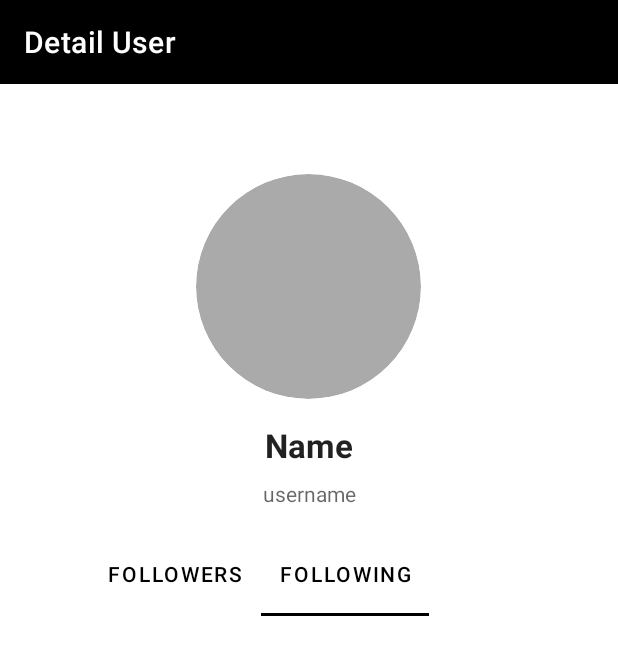
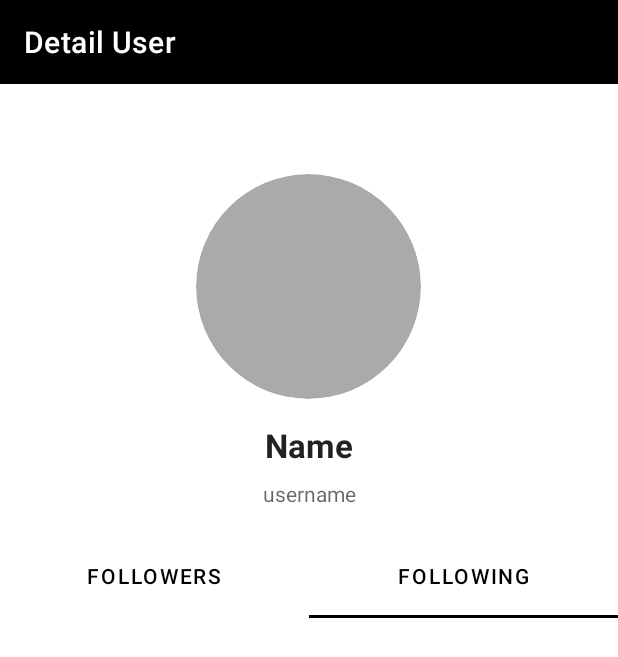
Before and after one commit to rochman25/github_user_submission, an Android app: the DetailActivity screen opened directly, with no data from a screen before it, tab 2 chosen, on a phone screen of 412 x 824 dp. Shown: the top 657 px of the screen. Run offline under Robolectric (Android 15) with nearby library versions, the phone set to English and light mode, and no system bars; our stand-ins replace CircleImageView; pictures from the network do not load; 4 statements that could not run were skipped.

Commit message:
update detail activity
- add tab layout
- add fragment follower and following

```diff
--- a/app/src/main/java/com/example/githubusersubmission/ui/DetailActivity.kt
+++ b/app/src/main/java/com/example/githubusersubmission/ui/DetailActivity.kt
@@ -2,6 +2,7 @@ package com.example.githubusersubmission.ui
 
 import androidx.appcompat.app.AppCompatActivity
 import android.os.Bundle
+import android.widget.Toolbar
 import androidx.annotation.StringRes
 import androidx.viewpager2.widget.ViewPager2
 import com.bumptech.glide.Glide
--- /dev/null
+++ b/app/src/main/java/com/example/githubusersubmission/ui/adapter/ListFollowerAdapter.kt
@@ -0,0 +1,4 @@
+package com.example.githubusersubmission.ui.adapter
+
+class ListFollowerAdapter {
+}
--- a/app/src/main/res/layout/activity_detail.xml
+++ b/app/src/main/res/layout/activity_detail.xml
@@ -1,6 +1,5 @@
 <?xml version="1.0" encoding="utf-8"?>
-<androidx.coordinatorlayout.widget.CoordinatorLayout
-    xmlns:android="http://schemas.android.com/apk/res/android"
+<androidx.coordinatorlayout.widget.CoordinatorLayout xmlns:android="http://schemas.android.com/apk/res/android"
     xmlns:app="http://schemas.android.com/apk/res-auto"
     xmlns:tools="http://schemas.android.com/tools"
     android:layout_width="match_parent"
@@ -12,29 +11,27 @@
         android:layout_width="match_parent"
         android:layout_height="wrap_content"
         android:background="?attr/colorSurface">
+
         <com.google.android.material.appbar.CollapsingToolbarLayout
             android:layout_width="match_parent"
             android:layout_height="match_parent"
             app:layout_scrollFlags="scroll|exitUntilCollapsed|snap">
-            <FrameLayout
-                android:layout_width="match_parent"
-                android:layout_height="wrap_content">
 
             <LinearLayout
                 android:layout_width="match_parent"
-                    android:layout_height="wrap_content"
+                android:layout_height="356dp"
                 android:orientation="vertical">
 
                 <com.example.githubusersubmission.ui.view.CircleImageView
                     android:id="@+id/img_photo"
                     android:layout_width="150dp"
                     android:layout_height="150dp"
+                    android:layout_gravity="center"
                     android:layout_marginTop="60dp"
-                        android:layout_gravity="center"
                     android:contentDescription="@string/avatar_description"
+                    android:scaleType="center"
                     app:layout_collapseMode="parallax"
                     app:layout_collapseParallaxMultiplier="0.9"
-                        android:scaleType="center"
                     tools:src="@tools:sample/avatars" />
 
                 <TextView
@@ -62,35 +59,35 @@
                     android:layout_marginEnd="16dp"
                     android:layout_marginBottom="16dp"
                     android:text="@string/username"
-                        android:textAlignment="center"
-                        />
+                    android:textAlignment="center" />
+            </LinearLayout>
+
+            <androidx.appcompat.widget.Toolbar
+                android:id="@+id/toolbar"
+                android:layout_width="match_parent"
+                android:layout_height="?attr/actionBarSize"
+                android:layout_alignParentStart="true"
+                android:gravity="top"
+                app:layout_collapseMode="parallax"
+                app:layout_scrollFlags="scroll|enterAlways" />
 
             <com.google.android.material.tabs.TabLayout
                 android:id="@+id/tabs"
                 android:layout_width="match_parent"
                 android:layout_height="?attr/actionBarSize"
+                android:layout_alignParentBottom="true"
+                android:layout_gravity="bottom"
                 android:background="?attr/colorSurface"
-                        app:tabMode="scrollable"
-                        android:layout_gravity="bottom"
-                        app:tabContentStart="72dp"
-                        app:tabTextColor="@android:color/black"/>
+                app:tabMode="fixed"
+                app:tabTextColor="@android:color/black" />
 
-    <!--                    <androidx.appcompat.widget.Toolbar-->
-    <!--                        android:id="@+id/toolbar"-->
-    <!--                        android:layout_width="match_parent"-->
-    <!--                        android:layout_height="?attr/actionBarSize"-->
-    <!--                        android:background="?attr/colorPrimary"-->
-    <!--                        app:popupTheme="@style/ThemeOverlay.AppCompat.Light"-->
-    <!--                        app:layout_collapseMode="parallax" />-->
-
-                </LinearLayout>
-            </FrameLayout>
         </com.google.android.material.appbar.CollapsingToolbarLayout>
     </com.google.android.material.appbar.AppBarLayout>
 
     <androidx.viewpager2.widget.ViewPager2
         android:id="@+id/view_pager"
         android:layout_width="match_parent"
-            android:layout_height="wrap_content" />
+        android:layout_height="match_parent"
+        app:layout_behavior="@string/appbar_scrolling_view_behavior" />
 
 </androidx.coordinatorlayout.widget.CoordinatorLayout>
--- a/app/src/main/res/layout/fragment_follower.xml
+++ b/app/src/main/res/layout/fragment_follower.xml
@@ -23,7 +23,7 @@
             tools:layout_editor_absoluteX="0dp" />
 
         <androidx.recyclerview.widget.RecyclerView
-            android:id="@+id/rv_users"
+            android:id="@+id/rv_follower"
             android:layout_width="0dp"
             android:layout_height="0dp"
             app:layout_constraintBottom_toBottomOf="parent"
@@ -36,7 +36,6 @@
             style="?android:attr/progressBarStyle"
             android:layout_width="wrap_content"
             android:layout_height="wrap_content"
-            android:visibility="gone"
             app:layout_constraintBottom_toBottomOf="parent"
             app:layout_constraintEnd_toEndOf="parent"
             app:layout_constraintStart_toStartOf="parent"
--- a/app/src/main/res/layout/fragment_following.xml
+++ b/app/src/main/res/layout/fragment_following.xml
@@ -23,7 +23,7 @@
             tools:layout_editor_absoluteX="0dp" />
 
         <androidx.recyclerview.widget.RecyclerView
-            android:id="@+id/rv_users"
+            android:id="@+id/rv_following"
             android:layout_width="0dp"
             android:layout_height="0dp"
             app:layout_constraintBottom_toBottomOf="parent"
```
Lines whose indentation alone changed are shown as unchanged.
